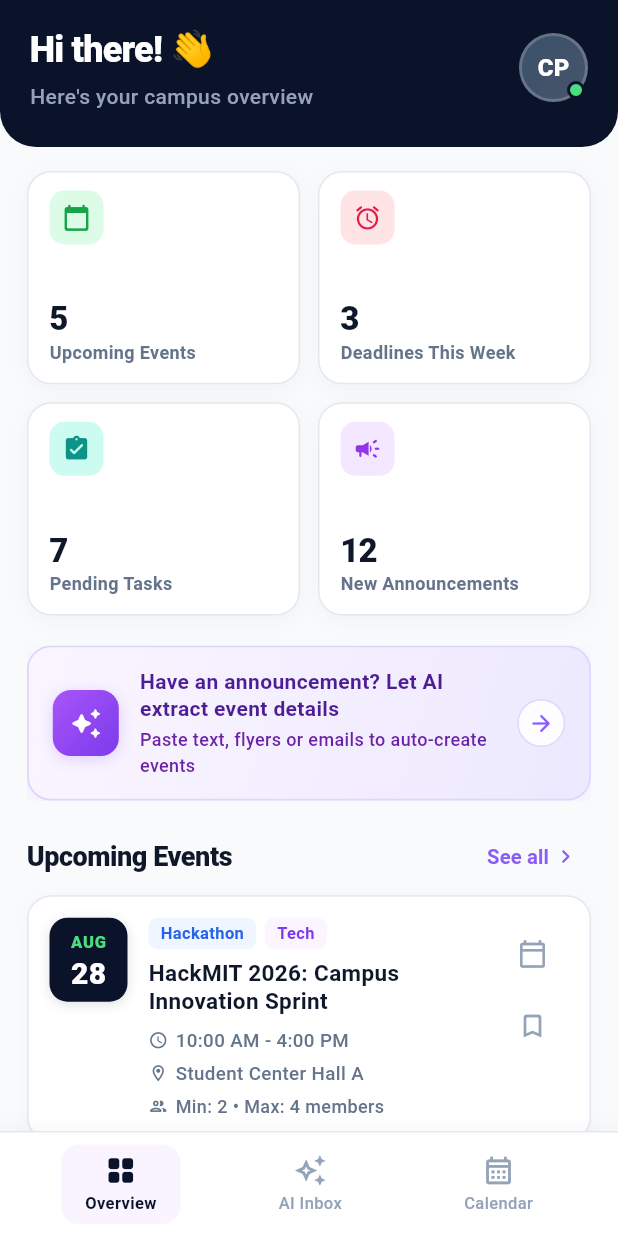
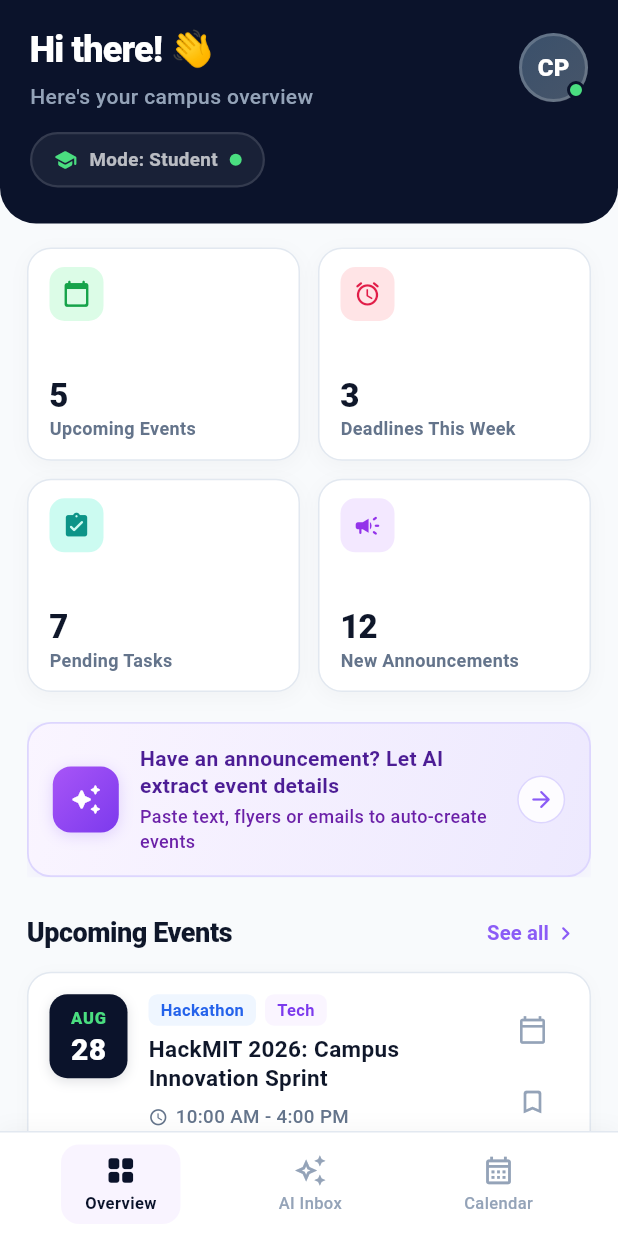
Before and after one commit to dtw-code/campos, a Flutter app: the screen it shows after launch, on a phone screen of 412 x 824 dp. Run offline on Flutter 3.47's test engine with Material 3 defaults, Android fonts, the phone set to English and light mode, and no system bars; network calls fail.

Commit message:
feat: add main app entry, home screen UI, and role provider state management. Here is the first small step to build the Role Toggle Switch on the frontend. This will let you toggle between the Student and Coordinator perspectives for your pitch tomorrow.

```diff
--- a/lib/main.dart
+++ b/lib/main.dart
@@ -1,6 +1,7 @@
 import 'package:flutter/material.dart';
 import 'package:provider/provider.dart';
 import 'package:campos/state/event_provider.dart';
+import 'package:campos/state/role_provider.dart';
 import 'package:campos/ui/screens/main_navigation_screen.dart';
 import 'package:campos/ui/theme/app_colors.dart';
 
@@ -15,7 +16,10 @@ class CampusPilotApp extends StatelessWidget {
   @override
   Widget build(BuildContext context) {
     return MultiProvider(
-      providers: [ChangeNotifierProvider(create: (_) => EventProvider())],
+      providers: [
+        ChangeNotifierProvider(create: (_) => EventProvider()),
+        ChangeNotifierProvider(create: (_) => RoleProvider()),
+      ],
       child: MaterialApp(
         title: 'CampusPilot AI',
         debugShowCheckedModeBanner: false,
--- /dev/null
+++ b/lib/state/role_provider.dart
@@ -0,0 +1,29 @@
+import 'package:flutter/foundation.dart';
+
+/// Lightweight role state provider for switching between Student and Coordinator views.
+///
+/// When [isCoordinator] is `true`, the UI surfaces coordinator-specific
+/// capabilities such as the Announcement Inbox creation flow and
+/// event management tools.
+class RoleProvider extends ChangeNotifier {
+  bool _isCoordinator = false;
+
+  /// Whether the current user is acting as a Coordinator.
+  bool get isCoordinator => _isCoordinator;
+
+  /// The human-readable label for the active role.
+  String get roleLabel => _isCoordinator ? 'Coordinator' : 'Student';
+
+  /// Toggle between Student and Coordinator roles.
+  void toggleRole() {
+    _isCoordinator = !_isCoordinator;
+    notifyListeners();
+  }
+
+  /// Explicitly set the role.
+  void setRole({required bool coordinator}) {
+    if (_isCoordinator == coordinator) return;
+    _isCoordinator = coordinator;
+    notifyListeners();
+  }
+}
--- a/lib/ui/screens/home_screen.dart
+++ b/lib/ui/screens/home_screen.dart
@@ -2,6 +2,7 @@ import 'package:flutter/material.dart';
 import 'package:provider/provider.dart';
 import '../../models/event.dart';
 import '../../state/event_provider.dart';
+import '../../state/role_provider.dart';
 import '../components/announcement_banner.dart';
 import '../components/event_card.dart';
 import '../components/metric_card.dart';
@@ -96,8 +97,11 @@ class HomeScreen extends StatelessWidget {
     );
   }
 
-  /// Deep Navy Header Widget with greeting and profile avatar
+  /// Deep Navy Header Widget with greeting, role toggle, and profile avatar
   Widget _buildHeaderSection(BuildContext context) {
+    final roleProvider = context.watch<RoleProvider>();
+    final isCoordinator = roleProvider.isCoordinator;
+
     return Container(
       width: double.infinity,
       decoration: const BoxDecoration(
@@ -111,16 +115,19 @@ class HomeScreen extends StatelessWidget {
         bottom: false,
         child: Padding(
           padding: const EdgeInsets.fromLTRB(20, 16, 20, 24),
-          child: Row(
+          child: Column(
+            crossAxisAlignment: CrossAxisAlignment.start,
+            children: [
+              Row(
                 mainAxisAlignment: MainAxisAlignment.spaceBetween,
                 crossAxisAlignment: CrossAxisAlignment.center,
                 children: [
                   // Greeting Text Column
-              const Expanded(
+                  Expanded(
                     child: Column(
                       crossAxisAlignment: CrossAxisAlignment.start,
                       children: [
-                    Text(
+                        const Text(
                           'Hi there! 👋',
                           style: TextStyle(
                             fontSize: 24,
@@ -129,10 +136,12 @@ class HomeScreen extends StatelessWidget {
                             letterSpacing: -0.5,
                           ),
                         ),
-                    SizedBox(height: 4),
+                        const SizedBox(height: 4),
                         Text(
-                      "Here's your campus overview",
-                      style: TextStyle(
+                          isCoordinator
+                              ? 'Coordinator Dashboard'
+                              : "Here's your campus overview",
+                          style: const TextStyle(
                             fontSize: 14,
                             fontWeight: FontWeight.w500,
                             color: AppColors.textMuted,
@@ -181,11 +190,124 @@ class HomeScreen extends StatelessWidget {
                           decoration: BoxDecoration(
                             color: AppColors.greenBadge,
                             shape: BoxShape.circle,
-                        border: Border.all(color: AppColors.navyDark, width: 2),
+                            border: Border.all(
+                              color: AppColors.navyDark,
+                              width: 2,
+                            ),
                           ),
                         ),
                       ),
                     ],
+                  ),
+                ],
+              ),
+
+              const SizedBox(height: 14),
+
+              // Role Toggle Chip
+              GestureDetector(
+                onTap: () {
+                  roleProvider.toggleRole();
+                  ScaffoldMessenger.of(context).clearSnackBars();
+                  ScaffoldMessenger.of(context).showSnackBar(
+                    SnackBar(
+                      content: Row(
+                        children: [
+                          Icon(
+                            roleProvider.isCoordinator
+                                ? Icons.admin_panel_settings_rounded
+                                : Icons.school_rounded,
+                            color: Colors.white,
+                            size: 18,
+                          ),
+                          const SizedBox(width: 10),
+                          Text(
+                            'Switched to ${roleProvider.roleLabel} mode',
+                            style: const TextStyle(fontWeight: FontWeight.w600),
+                          ),
+                        ],
+                      ),
+                      backgroundColor: roleProvider.isCoordinator
+                          ? AppColors.purpleAccent
+                          : AppColors.navySurface,
+                      duration: const Duration(seconds: 2),
+                      behavior: SnackBarBehavior.floating,
+                      shape: RoundedRectangleBorder(
+                        borderRadius: BorderRadius.circular(12),
+                      ),
+                    ),
+                  );
+                },
+                child: AnimatedContainer(
+                  duration: const Duration(milliseconds: 250),
+                  curve: Curves.easeInOut,
+                  padding: const EdgeInsets.symmetric(
+                    horizontal: 14,
+                    vertical: 8,
+                  ),
+                  decoration: BoxDecoration(
+                    color: isCoordinator
+                        ? AppColors.purpleAccent.withAlpha(35)
+                        : Colors.white.withAlpha(15),
+                    borderRadius: BorderRadius.circular(20),
+                    border: Border.all(
+                      color: isCoordinator
+                          ? AppColors.purpleAccent.withAlpha(80)
+                          : Colors.white.withAlpha(30),
+                      width: 1.5,
+                    ),
+                  ),
+                  child: Row(
+                    mainAxisSize: MainAxisSize.min,
+                    children: [
+                      AnimatedSwitcher(
+                        duration: const Duration(milliseconds: 200),
+                        transitionBuilder: (child, animation) =>
+                            ScaleTransition(scale: animation, child: child),
+                        child: Icon(
+                          isCoordinator
+                              ? Icons.admin_panel_settings_rounded
+                              : Icons.school_rounded,
+                          key: ValueKey(isCoordinator),
+                          color: isCoordinator
+                              ? AppColors.purpleAccent
+                              : AppColors.greenBadge,
+                          size: 16,
+                        ),
+                      ),
+                      const SizedBox(width: 8),
+                      AnimatedSwitcher(
+                        duration: const Duration(milliseconds: 200),
+                        child: Text(
+                          'Mode: ${roleProvider.roleLabel}',
+                          key: ValueKey(roleProvider.roleLabel),
+                          style: TextStyle(
+                            fontSize: 12.5,
+                            fontWeight: FontWeight.w700,
+                            color: isCoordinator
+                                ? AppColors.purpleAccent
+                                : Colors.white70,
+                          ),
+                        ),
+                      ),
+                      const SizedBox(width: 8),
+                      AnimatedSwitcher(
+                        duration: const Duration(milliseconds: 200),
+                        child: Container(
+                          key: ValueKey(isCoordinator),
+                          width: 8,
+                          height: 8,
+                          decoration: BoxDecoration(
+                            shape: BoxShape.circle,
+                            color: isCoordinator
+                                ? AppColors.purpleAccent
+                                : AppColors.greenBadge,
+                          ),
+                        ),
+                      ),
+                    ],
+                  ),
+                ),
               ),
             ],
           ),
```
Also changed, not shown: 1 other file. Lines whose indentation alone changed are shown as unchanged.
